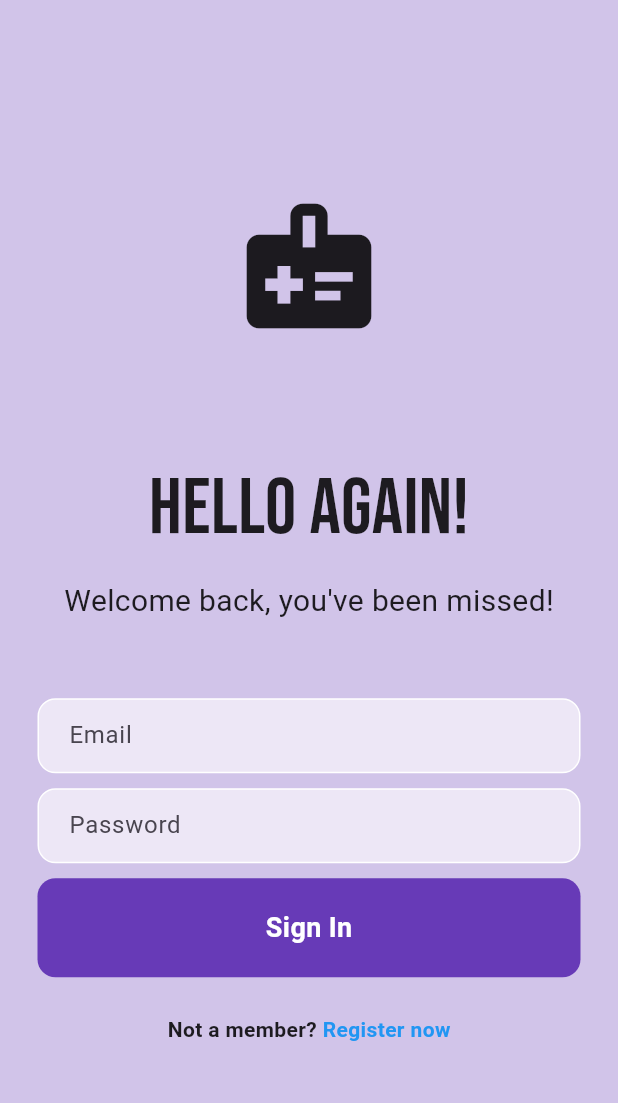
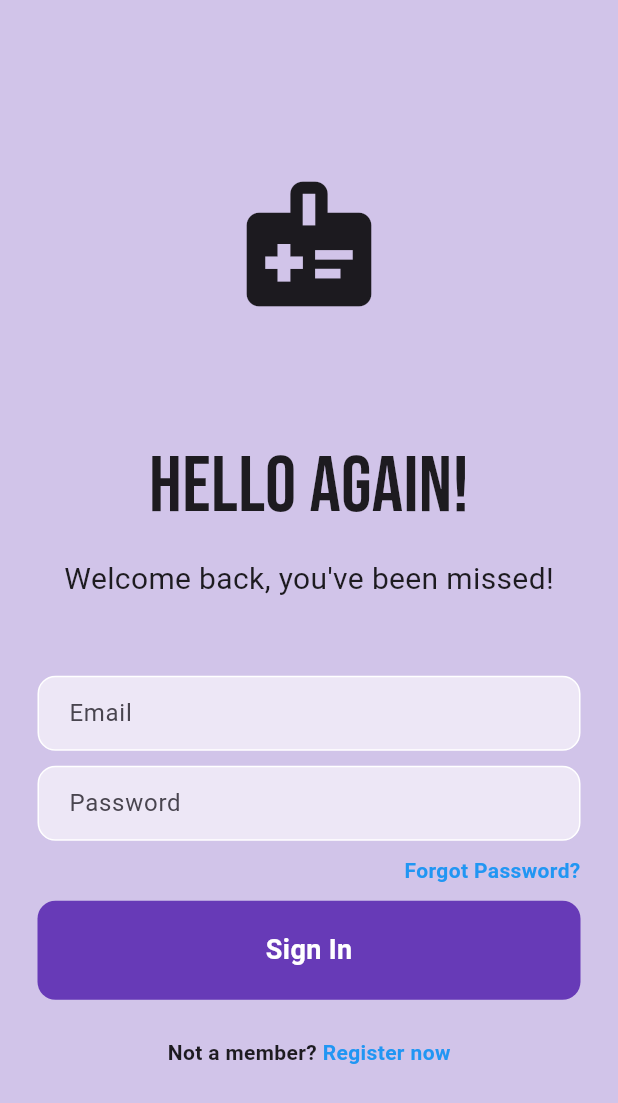
Before and after one commit to SmartHealthProject/waitingRoom_form, a Flutter app: the screen it shows after launch, on a phone screen of 412 x 824 dp. Shown: the top 1103 px of the screen. Run offline on Flutter 3.47's test engine with Material 3 defaults, Android fonts, the phone set to English and light mode, and no system bars; our stand-ins replace cloud_firestore, firebase_auth, firebase_core, google_fonts; accounts and stored records are empty.

Commit message:
password reset page

```diff
--- a/lib/pages/login_page.dart
+++ b/lib/pages/login_page.dart
@@ -1,6 +1,8 @@
 import 'package:firebase_auth/firebase_auth.dart';
+import 'package:flutter/cupertino.dart';
 import 'package:flutter/material.dart';
 import 'package:flutter/widgets.dart';
+import 'package:form_demo/pages/forgot_pw_page.dart';
 import 'package:google_fonts/google_fonts.dart';
 import 'package:form_demo/pages/register_page.dart';
 
@@ -114,6 +116,37 @@
 
                   SizedBox(height: 10),
 
+                  Padding(
+                    padding: const EdgeInsets.symmetric(horizontal: 25.0),
+                    child: Row(
+                      //puts forgot password at the right side because entire section is centred via a column
+                      mainAxisAlignment: MainAxisAlignment.end,
+                      children: [
+                        GestureDetector(
+                          onTap: (){
+                            Navigator.push(
+                              context,
+                              MaterialPageRoute(
+                                builder: (context){
+                                  return ForgotPasswordPage();
+                                },
+                              ),
+                            );
+                          },
+                          child: Text(
+                            'Forgot Password?',
+                            style: TextStyle(
+                              color: Colors.blue,
+                              fontWeight: FontWeight.bold,
+                            )
+                          ),
+                        ),
+                      ],
+                    ),
+                  ),
+
+                  SizedBox(height: 10),
+
                   //signin button
                   Padding(
                     padding: const EdgeInsets.symmetric(horizontal: 25.0),
```
Also changed, not shown: lib/pages/forgot_pw_page.dart (added, +99 -0 lines), 1 other file.
